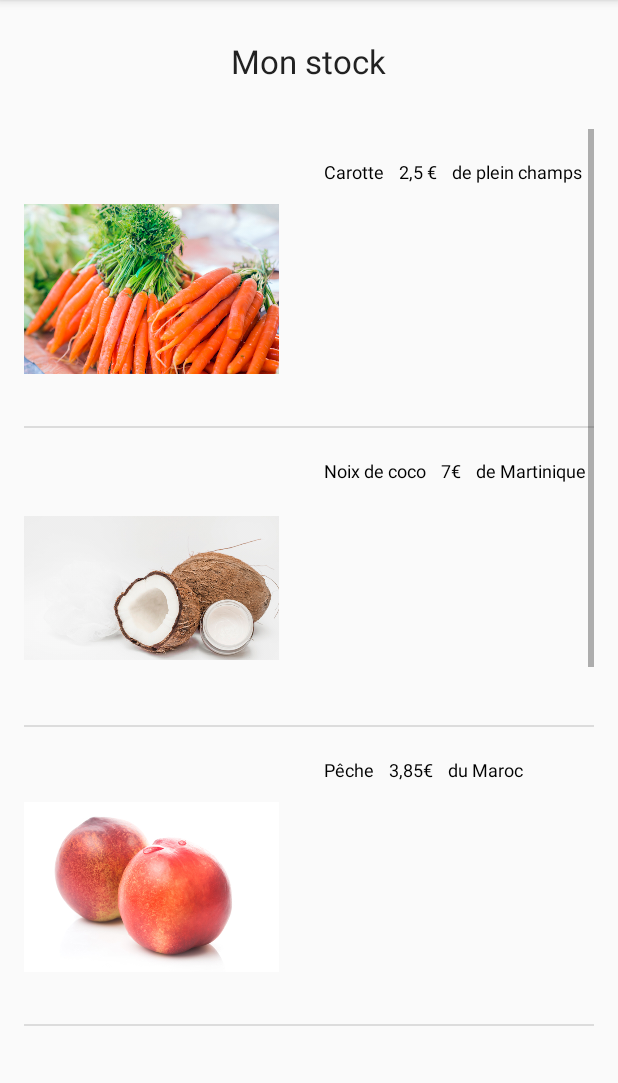
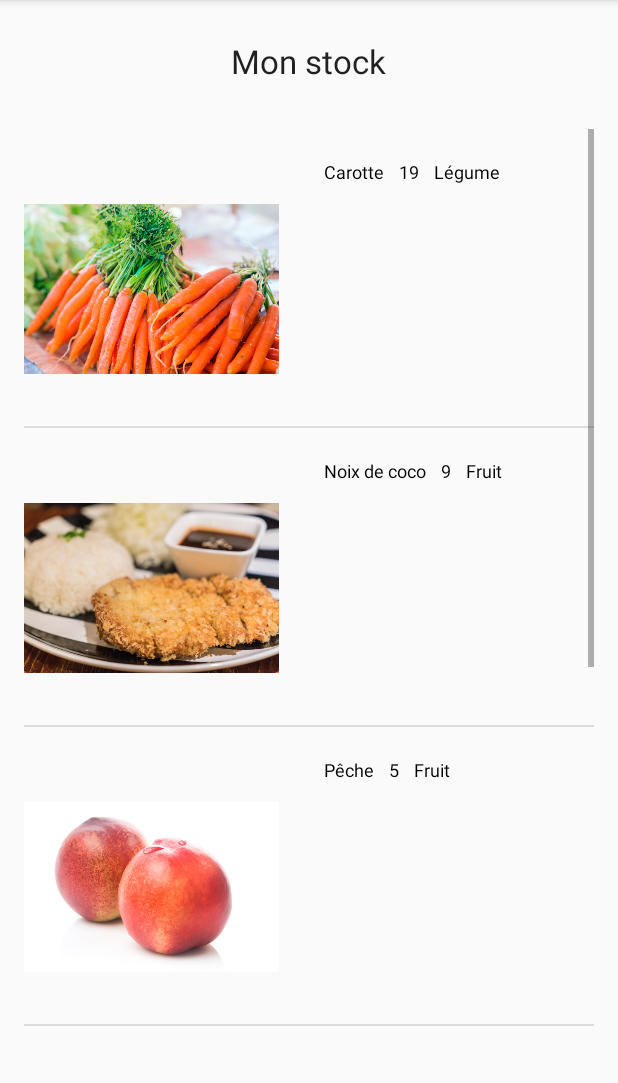
Before and after one commit to raniafe/ihm, an Android app: the screen it shows after launch (MainActivity), in the side drawer, after a tap on "Mon Stock", on a phone screen of 412 x 824 dp, the part 153-1236 px from its top. Run offline under Robolectric (Android 15) with nearby library versions, the phone set to English and light mode, and no system bars.

Commit message:
# utilisation de ModelListProduit dans la Boutique et le Stock

```diff
--- a/GaspiMiamMobile/GaspiMiamVA/app/src/main/java/com/example/gaspimiamva/activites/MainActivity.java
+++ b/GaspiMiamMobile/GaspiMiamVA/app/src/main/java/com/example/gaspimiamva/activites/MainActivity.java
@@ -113,7 +113,7 @@ public class MainActivity extends AppCompatActivity
         } else if (id == R.id.nav_boutique) {
             fragmentManager.beginTransaction()
                     .replace(R.id.cont_frame
-                            , new BoutiqueFragment())
+                            , BoutiqueFragment.newInstance(this.modelListOfProduit))
                     .commit();
 
         }  else if (id == R.id.nav_mesventes) {
@@ -127,7 +127,7 @@ public class MainActivity extends AppCompatActivity
         }else if (id == R.id.nav_stock) {
             fragmentManager.beginTransaction()
                     .replace(R.id.cont_frame
-                            , new StockFragment())
+                            ,  StockFragment.newInstance(this.modelListOfProduit))
                     .commit();
 
 
--- a/GaspiMiamMobile/GaspiMiamVA/app/src/main/java/com/example/gaspimiamva/adapters/CustomListView.java
+++ b/GaspiMiamMobile/GaspiMiamVA/app/src/main/java/com/example/gaspimiamva/adapters/CustomListView.java
@@ -13,25 +13,24 @@ import android.widget.ImageView;
 import android.widget.TextView;
 
 import com.example.gaspimiamva.R;
+import com.example.gaspimiamva.models.Produit;
+
+import java.util.ArrayList;
+import java.util.List;
 
 
-public class CustomListView extends ArrayAdapter<String> {
-    private String[] produit;
-    private String[] descri;
-    private String[] prix;
-    private Integer[] image;
+public class CustomListView extends ArrayAdapter<Produit> {
+    private ArrayList<Produit> Listproduit;
+    private int id;
+
     private Activity context;
 
-    public CustomListView(Activity  context,String[] produit,Integer[] image,String[] descri, String[] prix) {
-        super(context, R.layout.listviewlayout,produit);
+    public CustomListView(Activity  context, ArrayList<Produit> ListProduit, int id) {
+        super(context, R.layout.listviewlayout,ListProduit);
         this.context=context;
-        this.produit=produit;
-        this.descri=descri;
-        this.image=image;
-        this.prix=prix;
+        this.Listproduit = ListProduit;
+        this.id = id;
     }
-
-
 
     @NonNull
     @Override
@@ -46,24 +45,26 @@ public class CustomListView extends ArrayAdapter<String> {
         }
         else{
             viewHolder=(ViewHolder) r.getTag();
+        }
+        viewHolder.img.setImageResource(Listproduit.get(position).getImage());
+        viewHolder.tvprod.setText(Listproduit.get(position).getName());
+        viewHolder.tvdescri.setText(Listproduit.get(position).getCategorie());
 
-
+        if (id ==1){
+            viewHolder.tvid.setText((Listproduit.get(position).getPrix()).toString() + "€");
+        }else{
+            viewHolder.tvid.setText((Listproduit.get(position).getQuantite()).toString());
         }
-        viewHolder.img.setImageResource(image[position]);
-        viewHolder.tvprod.setText(produit[position]);
-        viewHolder.tvprix.setText(prix[position]);
-        viewHolder.tvdescri.setText(descri[position]);
-
         return r;
     }
     class ViewHolder{
-        TextView tvprix;
+        TextView tvid;
         TextView tvprod;
         TextView tvdescri;
         ImageView img;
         ViewHolder(View v){
             tvprod=(TextView)v.findViewById(R.id.tvproduit);
-            tvprix=(TextView)v.findViewById(R.id.tvprix);
+            tvid=(TextView)v.findViewById(R.id.tvid);
             tvdescri=(TextView)v.findViewById(R.id.tvdescri);
             img=(ImageView)v.findViewById(R.id.img);
         }
--- a/GaspiMiamMobile/GaspiMiamVA/app/src/main/java/com/example/gaspimiamva/fragments/StockFragment.java
+++ b/GaspiMiamMobile/GaspiMiamVA/app/src/main/java/com/example/gaspimiamva/fragments/StockFragment.java
@@ -11,18 +11,23 @@ import android.widget.ListView;
 
 import com.example.gaspimiamva.R;
 import com.example.gaspimiamva.adapters.CustomListView;
-import com.example.gaspimiamva.adapters.CustumOfStockListView;
+import com.example.gaspimiamva.models.ModelListOfProduit;
 
 
 public class StockFragment extends Fragment {
 
     View myView;
+    private static final String ARG_ModelList= "argText";
+    public ModelListOfProduit modelList ;
     ListView listView;
-    String[] product={"Carotte","Noix de coco","Pêche","Fraises","Tomate", "Yaourt"};
-    String[] description={"de plein champs","de Martinique","du Maroc","des bois", "de plein champs", "fermier"};
-    Integer[] image={R.drawable.carot,R.drawable.coconut, R.drawable.peach,R.drawable.strawberry,R.drawable.tomatoe,R.drawable.yogourt};
-    String[] price={"2,5 €","7€","3,85€","2,4€","1,2€","3€"};
 
+    public static StockFragment newInstance(ModelListOfProduit modelListOfProduit) {
+        StockFragment fragment = new StockFragment();
+        Bundle args = new Bundle();
+        args.putParcelable(ARG_ModelList,modelListOfProduit);
+        fragment.setArguments(args);
+        return fragment;
+    }
 
     @Nullable
     @Override
@@ -30,10 +35,15 @@ public class StockFragment extends Fragment {
         myView = inflater.inflate(R.layout.fragment_stock, container, false);
         listView = (ListView) myView.findViewById(R.id.list_stock);
 
-        CustomListView customListView= new CustomListView(getActivity(),product,image,description,price);
+        if (getArguments() != null && modelList==null) {
+            modelList = getArguments().getParcelable(ARG_ModelList);
+        }
+
+        CustomListView customListView= new CustomListView(getActivity(),modelList.getListProduitsStock(), 0);
         listView.setAdapter(customListView);
 
         return myView;
+
     }
 
 }
--- a/GaspiMiamMobile/GaspiMiamVA/app/src/main/java/com/example/gaspimiamva/models/Produit.java
+++ b/GaspiMiamMobile/GaspiMiamVA/app/src/main/java/com/example/gaspimiamva/models/Produit.java
@@ -8,16 +8,16 @@ import java.util.Date;
 public class Produit implements Parcelable {
 
     private String name;
-    private int quantite;
+    private Integer quantite;
     private String categorie;
     private Date date ;
     private Integer image ;
-    private int prix;
+    private Integer prix;
     private String localisation; // pour les produits de la Boutique
 
     // constructeur pour la ListStock
 
-    public Produit(String name, int quantite, String categorie, Date date, Integer image) {
+    public Produit(String name, Integer quantite, String categorie, Date date, Integer image) {
         this.name = name;
         this.quantite = quantite;
         this.categorie = categorie;
@@ -27,7 +27,7 @@ public class Produit implements Parcelable {
 
     // constructeur pour la Listvente, ListBoutique, ListReservation
 
-    public Produit(String name, int quantite, String categorie, Date date, Integer image, int prix, String localisation) {
+    public Produit(String name, Integer quantite, String categorie, Date date, Integer image, Integer prix, String localisation) {
         this.name = name;
         this.quantite = quantite;
         this.categorie = categorie;
@@ -70,11 +70,11 @@ public class Produit implements Parcelable {
         this.name = name;
     }
 
-    public int getQuantite() {
+    public Integer getQuantite() {
         return quantite;
     }
 
-    public void setQuantite(int quantite) {
+    public void setQuantite(Integer quantite) {
         this.quantite = quantite;
     }
 
@@ -102,11 +102,11 @@ public class Produit implements Parcelable {
         this.image = image;
     }
 
-    public int getPrix() {
+    public Integer getPrix() {
         return prix;
     }
 
-    public void setPrix(int prix) {
+    public void setPrix(Integer prix) {
         this.prix = prix;
     }
 
--- a/GaspiMiamMobile/GaspiMiamVA/app/src/main/res/layout/listviewlayout.xml
+++ b/GaspiMiamMobile/GaspiMiamVA/app/src/main/res/layout/listviewlayout.xml
@@ -32,7 +32,7 @@
             android:textSize="12sp"></TextView>
 
         <TextView
-            android:id="@+id/tvprix"
+            android:id="@+id/tvid"
             android:layout_width="wrap_content"
             android:layout_height="wrap_content"
             android:layout_marginLeft="10dp"
```
Also changed, not shown: GaspiMiamMobile/GaspiMiamVA/app/src/main/java/com/example/gaspimiamva/activites/StockActivity.java (deleted, +0 -19 lines), GaspiMiamMobile/GaspiMiamVA/app/src/main/java/com/example/gaspimiamva/adapters/CustumOfStockListView.java (deleted, +0 -69 lines), GaspiMiamMobile/GaspiMiamVA/app/src/main/java/com/example/gaspimiamva/fragments/BoutiqueFragment.java (+21 -7 lines).
